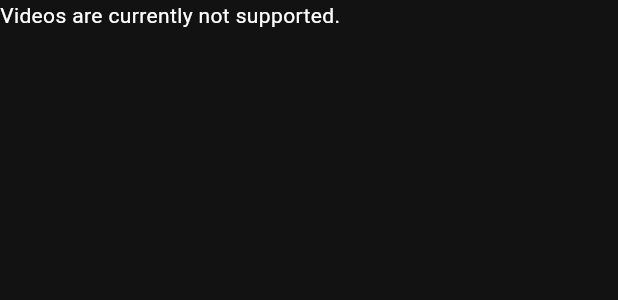
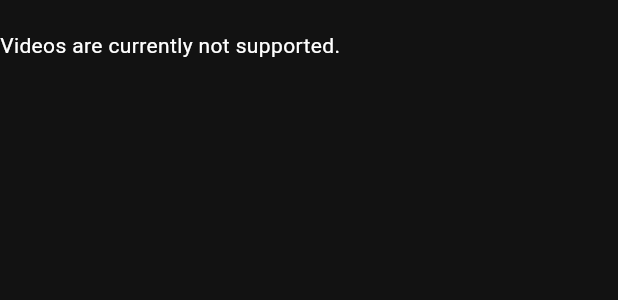
Before and after one commit to peer-network/peer_flutter_frontend, a Flutter app: the FeedContentVideoWidget widget shown alone on an empty page, opened directly with empty values, on a phone screen of 412 x 824 dp. Shown: the top 300 px of the screen. Run offline on Flutter 3.47's test engine with Material 3 defaults, Android fonts, the phone set to English and light mode, and no system bars; our stand-ins replace cached_network_image, carousel_slider, dio, fl_chart, fluttertoast, freezed_annotation and 6 more; missing offline and left inert: dart:ffi, flutter_dio_http_cache; accounts and stored records are empty; network calls fail.

Commit message:
prettified video error message

```diff
--- a/lib/presentation/pages/peer_page/widgets/feed_component/feed_content/feed_content_video_widget.dart
+++ b/lib/presentation/pages/peer_page/widgets/feed_component/feed_content/feed_content_video_widget.dart
@@ -49,6 +49,8 @@ class _FeedContentVideoWidgetState extends State<FeedContentVideoWidget> {
         }
       },
     );*/
-    return const Text("Videos are currently not supported.");
+    return const Padding(
+        padding: EdgeInsets.symmetric(vertical: 20),
+        child: Text("Videos are currently not supported."));
   }
 }
```
